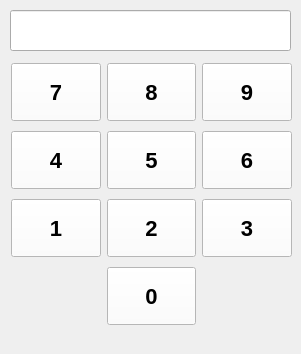
First picture: the form in gui/gui.ui, repository MaxZhmach22/python-calculator, before the edit.
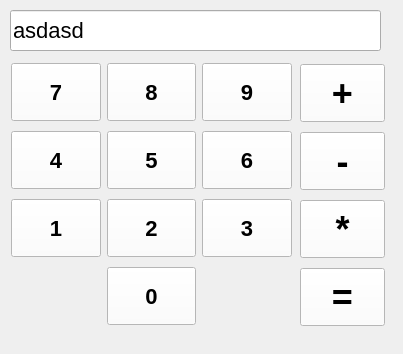
Second picture: the form after the edit.

The edit to the form file:
```diff
--- a/gui/gui.ui
+++ b/gui/gui.ui
@@ -6,7 +6,7 @@
    <rect>
     <x>0</x>
     <y>0</y>
-    <width>301</width>
+    <width>403</width>
     <height>354</height>
    </rect>
   </property>
@@ -118,10 +118,68 @@
     <rect>
      <x>10</x>
      <y>10</y>
-     <width>281</width>
+     <width>371</width>
      <height>41</height>
     </rect>
    </property>
+   <property name="styleSheet">
+    <string notr="true">font-size: 22px</string>
+   </property>
+   <property name="text">
+    <string>asdasd</string>
+   </property>
+  </widget>
+  <widget class="QWidget" name="verticalLayoutWidget">
+   <property name="geometry">
+    <rect>
+     <x>300</x>
+     <y>60</y>
+     <width>85</width>
+     <height>271</height>
+    </rect>
+   </property>
+   <layout class="QVBoxLayout" name="verticalLayout">
+    <item>
+     <widget class="QPushButton" name="plus">
+      <property name="styleSheet">
+       <string notr="true">font-size: 36px;</string>
+      </property>
+      <property name="text">
+       <string>+</string>
+      </property>
+     </widget>
+    </item>
+    <item>
+     <widget class="QPushButton" name="minus">
+      <property name="styleSheet">
+       <string notr="true">font-size: 36px;</string>
+      </property>
+      <property name="text">
+       <string>-</string>
+      </property>
+     </widget>
+    </item>
+    <item>
+     <widget class="QPushButton" name="multiply">
+      <property name="styleSheet">
+       <string notr="true">font-size: 36px;</string>
+      </property>
+      <property name="text">
+       <string>*</string>
+      </property>
+     </widget>
+    </item>
+    <item>
+     <widget class="QPushButton" name="equal">
+      <property name="styleSheet">
+       <string notr="true">font-size: 36px;</string>
+      </property>
+      <property name="text">
+       <string>=</string>
+      </property>
+     </widget>
+    </item>
+   </layout>
   </widget>
  </widget>
  <resources/>
```
